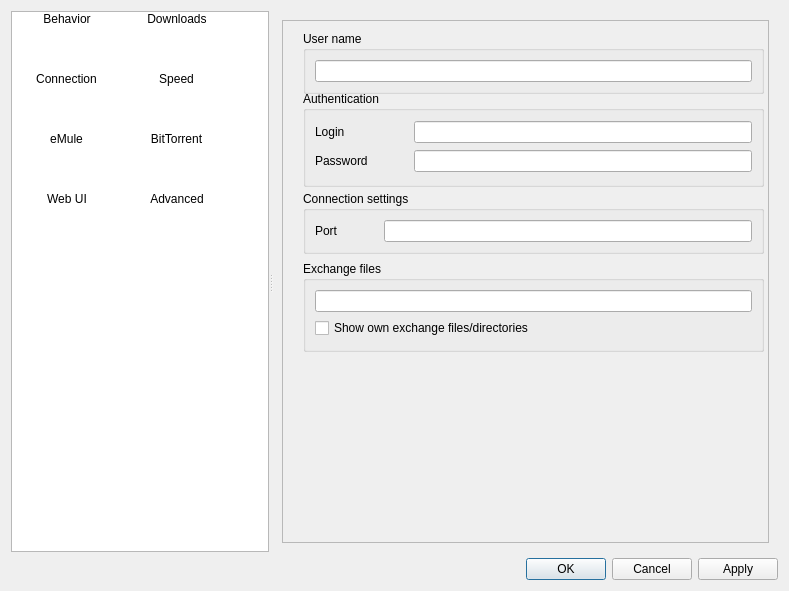
The window that src/preferences/options.ui (qmule/qmule) describes before a commit, drawn with Qt 5.
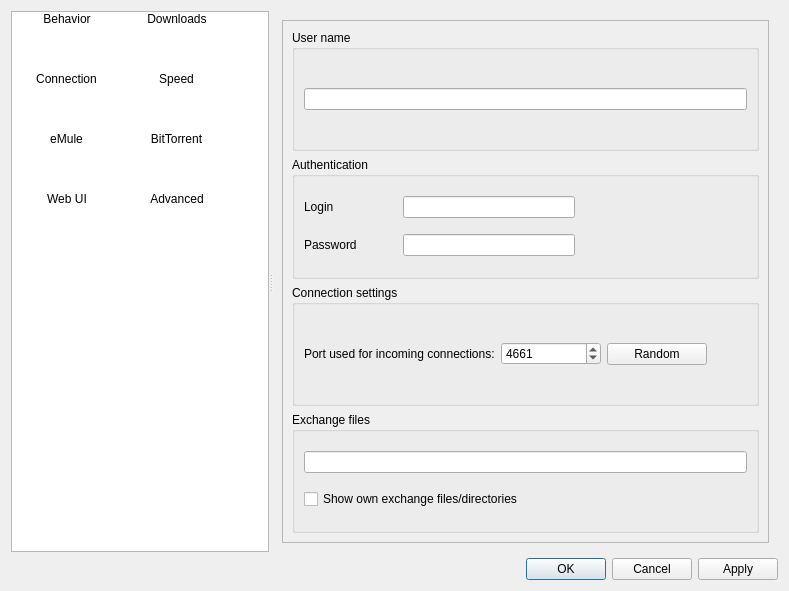
The same window after the commit. The open tabs and pages were chosen to show the change. Icons and pictures are not drawn.

Commit message: Use spin box for emule port, add random button and add hack for avoid equal torrent and emule ports

```diff
--- a/src/preferences/options.ui
+++ b/src/preferences/options.ui
@@ -1854,15 +1854,11 @@
              <height>412</height>
             </rect>
            </property>
+           <layout class="QVBoxLayout" name="verticalLayout_39">
+            <item>
+             <layout class="QHBoxLayout" name="horizontalLayout_9">
+              <item>
            <widget class="QGroupBox" name="Username">
-            <property name="geometry">
-             <rect>
-              <x>20</x>
-              <y>10</y>
-              <width>461</width>
-              <height>63</height>
-             </rect>
-            </property>
             <property name="title">
              <string>User name</string>
             </property>
@@ -1872,81 +1868,13 @@
              </item>
             </layout>
            </widget>
-           <widget class="QGroupBox" name="groupBox_10">
-            <property name="geometry">
-             <rect>
-              <x>20</x>
-              <y>240</y>
-              <width>461</width>
-              <height>91</height>
-             </rect>
-            </property>
-            <property name="title">
-             <string>Exchange files</string>
-            </property>
-            <layout class="QVBoxLayout" name="verticalLayout_32">
-             <item>
-              <widget class="QLineEdit" name="editExchaneDir"/>
-             </item>
-             <item>
-              <widget class="QCheckBox" name="checkExchange">
-               <property name="text">
-                <string>Show own exchange files/directories</string>
-               </property>
-              </widget>
-             </item>
-            </layout>
-           </widget>
-           <widget class="QGroupBox" name="groupBox_9">
-            <property name="geometry">
-             <rect>
-              <x>20</x>
-              <y>170</y>
-              <width>461</width>
-              <height>63</height>
-             </rect>
-            </property>
-            <property name="title">
-             <string>Connection settings</string>
-            </property>
-            <layout class="QGridLayout" name="gridLayout_15">
-             <item row="0" column="0">
-              <widget class="QLabel" name="label_25">
-               <property name="text">
-                <string>Port</string>
-               </property>
-              </widget>
-             </item>
-             <item row="0" column="2">
-              <widget class="QLineEdit" name="editPort"/>
-             </item>
-             <item row="0" column="1">
-              <spacer name="horizontalSpacer_15">
-               <property name="orientation">
-                <enum>Qt::Horizontal</enum>
-               </property>
-               <property name="sizeType">
-                <enum>QSizePolicy::Fixed</enum>
-               </property>
-               <property name="sizeHint" stdset="0">
-                <size>
-                 <width>40</width>
-                 <height>20</height>
-                </size>
-               </property>
-              </spacer>
-             </item>
-            </layout>
-           </widget>
+              </item>
+             </layout>
+            </item>
+            <item>
+             <layout class="QHBoxLayout" name="horizontalLayout_11">
+              <item>
            <widget class="QGroupBox" name="groupBox_8">
-            <property name="geometry">
-             <rect>
-              <x>20</x>
-              <y>70</y>
-              <width>461</width>
-              <height>96</height>
-             </rect>
-            </property>
             <property name="title">
              <string>Authentication</string>
             </property>
@@ -2007,8 +1935,121 @@
                </property>
               </spacer>
              </item>
-            </layout>
-           </widget>
+                 <item row="0" column="3">
+                  <spacer name="horizontalSpacer_18">
+                   <property name="orientation">
+                    <enum>Qt::Horizontal</enum>
+                   </property>
+                   <property name="sizeHint" stdset="0">
+                    <size>
+                     <width>40</width>
+                     <height>20</height>
+                    </size>
+                   </property>
+                  </spacer>
+                 </item>
+                 <item row="1" column="3">
+                  <spacer name="horizontalSpacer_19">
+                   <property name="orientation">
+                    <enum>Qt::Horizontal</enum>
+                   </property>
+                   <property name="sizeHint" stdset="0">
+                    <size>
+                     <width>40</width>
+                     <height>20</height>
+                    </size>
+                   </property>
+                  </spacer>
+                 </item>
+                </layout>
+               </widget>
+              </item>
+             </layout>
+            </item>
+            <item>
+             <layout class="QHBoxLayout" name="horizontalLayout_12">
+              <item>
+               <widget class="QGroupBox" name="groupBox_9">
+                <property name="title">
+                 <string>Connection settings</string>
+                </property>
+                <layout class="QGridLayout" name="gridLayout_15">
+                 <item row="0" column="0" rowspan="2">
+                  <layout class="QHBoxLayout" name="horizontalLayout_7">
+                   <item>
+                    <widget class="QLabel" name="label_25">
+                     <property name="text">
+                      <string>Port used for incoming connections:</string>
+                     </property>
+                    </widget>
+                   </item>
+                   <item>
+                    <widget class="QSpinBox" name="emuleSpinPort">
+                     <property name="minimum">
+                      <number>1</number>
+                     </property>
+                     <property name="maximum">
+                      <number>65535</number>
+                     </property>
+                     <property name="value">
+                      <number>4661</number>
+                     </property>
+                    </widget>
+                   </item>
+                   <item>
+                    <widget class="QPushButton" name="emuleRandomButton">
+                     <property name="text">
+                      <string>Random</string>
+                     </property>
+                    </widget>
+                   </item>
+                   <item>
+                    <spacer name="horizontalSpacer_15">
+                     <property name="orientation">
+                      <enum>Qt::Horizontal</enum>
+                     </property>
+                     <property name="sizeType">
+                      <enum>QSizePolicy::Preferred</enum>
+                     </property>
+                     <property name="sizeHint" stdset="0">
+                      <size>
+                       <width>40</width>
+                       <height>20</height>
+                      </size>
+                     </property>
+                    </spacer>
+                   </item>
+                  </layout>
+                 </item>
+                </layout>
+               </widget>
+              </item>
+             </layout>
+            </item>
+            <item>
+             <layout class="QHBoxLayout" name="horizontalLayout_15">
+              <item>
+               <widget class="QGroupBox" name="groupBox_10">
+                <property name="title">
+                 <string>Exchange files</string>
+                </property>
+                <layout class="QVBoxLayout" name="verticalLayout_32">
+                 <item>
+                  <widget class="QLineEdit" name="editExchaneDir"/>
+                 </item>
+                 <item>
+                  <widget class="QCheckBox" name="checkExchange">
+                   <property name="text">
+                    <string>Show own exchange files/directories</string>
+                   </property>
+                  </widget>
+                 </item>
+                </layout>
+               </widget>
+              </item>
+             </layout>
+            </item>
+           </layout>
           </widget>
          </widget>
         </item>
```
Left out of the diff: 4 changed lines with no effect on the pictures. Lines whose indentation alone changed are shown as unchanged. The commit also changes 2 other files.
